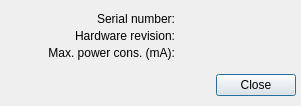
Before: the Qt Designer form src/informationdialog.ui in bloguetronica/itusb1-mngr, drawn with Qt 5.
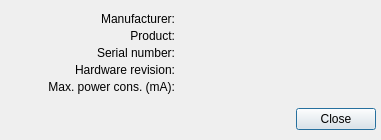
After: the same form once the commit is applied. Icons and pictures are not drawn.

The edit to the form file:
```diff
--- a/src/informationdialog.ui
+++ b/src/informationdialog.ui
@@ -6,20 +6,20 @@
    <rect>
     <x>0</x>
     <y>0</y>
-    <width>301</width>
-    <height>106</height>
+    <width>381</width>
+    <height>140</height>
    </rect>
   </property>
   <property name="minimumSize">
    <size>
-    <width>301</width>
-    <height>106</height>
+    <width>381</width>
+    <height>140</height>
    </size>
   </property>
   <property name="maximumSize">
    <size>
-    <width>301</width>
-    <height>106</height>
+    <width>381</width>
+    <height>140</height>
    </size>
   </property>
   <property name="windowTitle">
@@ -43,8 +43,8 @@
    <property name="geometry">
     <rect>
      <x>5</x>
-     <y>70</y>
-     <width>291</width>
+     <y>104</y>
+     <width>371</width>
      <height>31</height>
     </rect>
    </property>
@@ -62,7 +62,7 @@
    <property name="geometry">
     <rect>
      <x>5</x>
-     <y>10</y>
+     <y>44</y>
      <width>170</width>
      <height>17</height>
     </rect>
@@ -78,8 +78,8 @@
    <property name="geometry">
     <rect>
      <x>180</x>
-     <y>10</y>
-     <width>116</width>
+     <y>44</y>
+     <width>196</width>
      <height>17</height>
     </rect>
    </property>
@@ -91,7 +91,7 @@
    <property name="geometry">
     <rect>
      <x>5</x>
-     <y>27</y>
+     <y>61</y>
      <width>170</width>
      <height>17</height>
     </rect>
@@ -107,8 +107,8 @@
    <property name="geometry">
     <rect>
      <x>180</x>
-     <y>27</y>
-     <width>116</width>
+     <y>61</y>
+     <width>196</width>
      <height>17</height>
     </rect>
    </property>
@@ -120,7 +120,7 @@
    <property name="geometry">
     <rect>
      <x>5</x>
-     <y>44</y>
+     <y>78</y>
      <width>170</width>
      <height>17</height>
     </rect>
@@ -136,8 +136,66 @@
    <property name="geometry">
     <rect>
      <x>180</x>
-     <y>44</y>
-     <width>116</width>
+     <y>78</y>
+     <width>196</width>
+     <height>17</height>
+    </rect>
+   </property>
+   <property name="text">
+    <string/>
+   </property>
+  </widget>
+  <widget class="QLabel" name="labelManufacturerLabel">
+   <property name="geometry">
+    <rect>
+     <x>5</x>
+     <y>10</y>
+     <width>170</width>
+     <height>17</height>
+    </rect>
+   </property>
+   <property name="text">
+    <string>Manufacturer:</string>
+   </property>
+   <property name="alignment">
+    <set>Qt::AlignRight|Qt::AlignTrailing|Qt::AlignVCenter</set>
+   </property>
+  </widget>
+  <widget class="QLabel" name="labelProductLabel">
+   <property name="geometry">
+    <rect>
+     <x>5</x>
+     <y>27</y>
+     <width>170</width>
+     <height>17</height>
+    </rect>
+   </property>
+   <property name="text">
+    <string>Product:</string>
+   </property>
+   <property name="alignment">
+    <set>Qt::AlignRight|Qt::AlignTrailing|Qt::AlignVCenter</set>
+   </property>
+  </widget>
+  <widget class="QLabel" name="labelManufacturer">
+   <property name="geometry">
+    <rect>
+     <x>180</x>
+     <y>10</y>
+     <width>196</width>
+     <height>17</height>
+    </rect>
+   </property>
+   <property name="text">
+    <string/>
+   </property>
+  </widget>
+  <widget class="QLabel" name="labelProduct">
+   <property name="geometry">
+    <rect>
+     <x>180</x>
+     <y>27</y>
+     <width>196</width>
      <height>17</height>
     </rect>
    </property>
```
